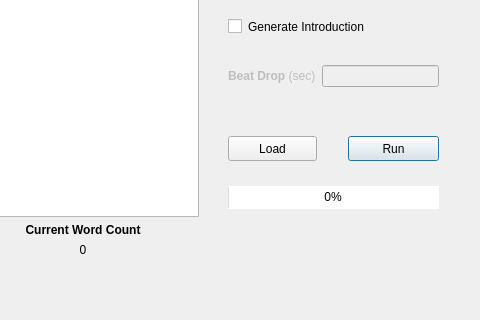
This is src/vcs-gui.ui in IshanTaldekar/Video-Composition-Software as Qt 5 draws it before an edit; both pictures show x 322 to 802 and y 554 to 874 of the 802 by 874 pixel window. The edited form follows.
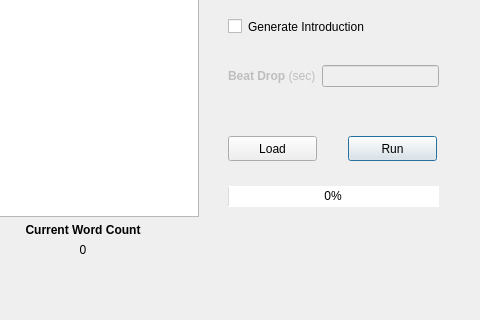
This is the edited form.

Commit message: Makes minor asthetic changes to GUI

```diff
--- a/src/vcs-gui.ui
+++ b/src/vcs-gui.ui
@@ -21,7 +21,7 @@
     <rect>
      <x>670</x>
      <y>690</y>
-     <width>91</width>
+     <width>89</width>
      <height>25</height>
     </rect>
    </property>
@@ -35,7 +35,7 @@
      <x>550</x>
      <y>740</y>
      <width>211</width>
-     <height>23</height>
+     <height>21</height>
     </rect>
    </property>
    <property name="styleSheet">
```
